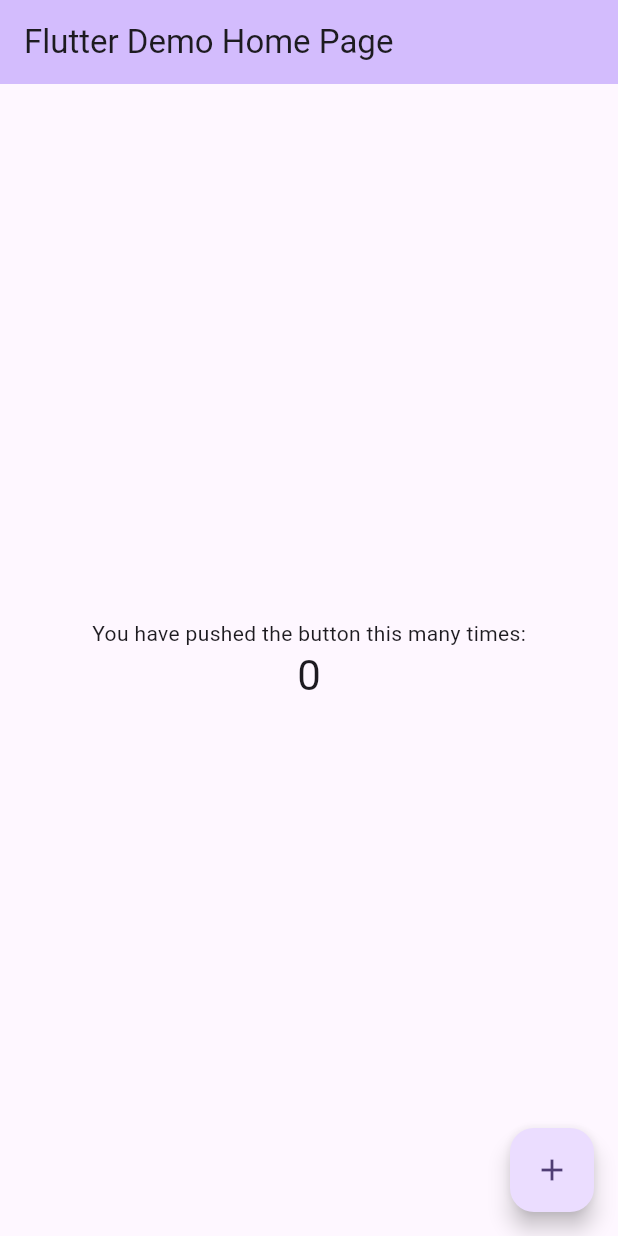
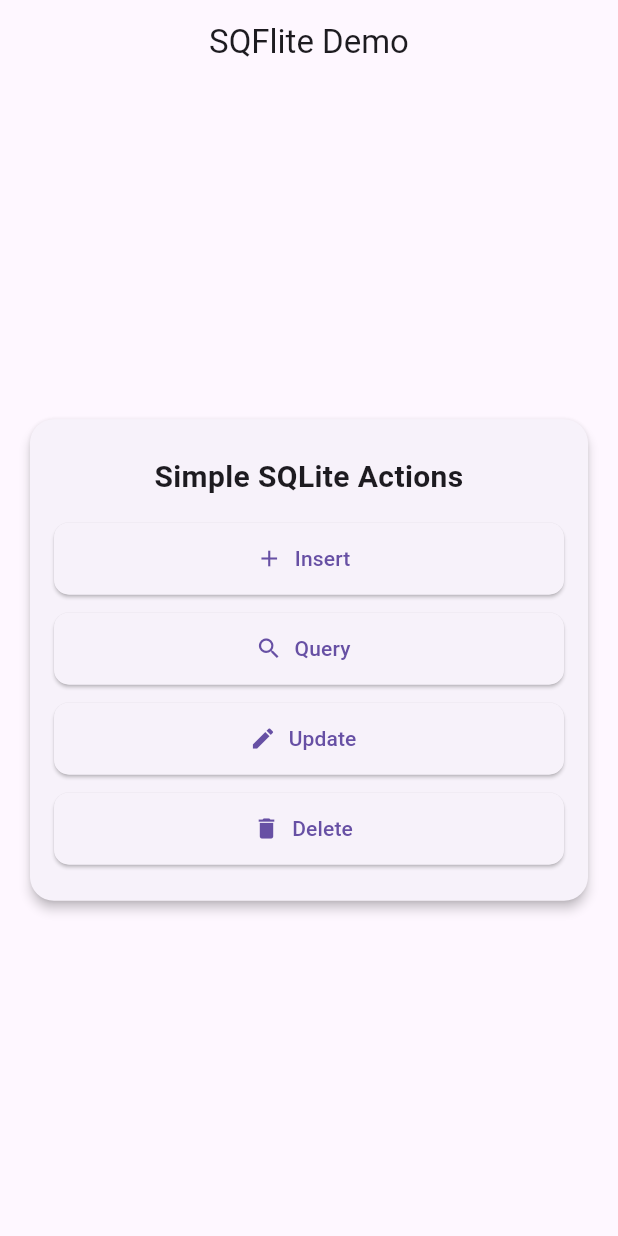
Before and after one commit to Davila-bit/local_storage, a Flutter app: the screen it shows after launch, on a phone screen of 412 x 824 dp. Run offline on Flutter 3.47's test engine with Material 3 defaults, Android fonts, the phone set to English and light mode, and no system bars; our stand-ins replace sqflite; accounts and stored records are empty.

Commit message:
Build simple SQFlite app: add deps, DatabaseHelper with CRUD, hook up insert/query/update/delete buttons, and make a cleaner card-based UI

```diff
--- /dev/null
+++ b/lib/database_helper.dart
@@ -0,0 +1,80 @@
+import 'package:path/path.dart';
+import 'package:sqflite/sqflite.dart';
+import 'package:path_provider/path_provider.dart';
+
+class DatabaseHelper {
+  static const _databaseName = "MyDatabase.db";
+  static const _databaseVersion = 1;
+  static const table = 'my_table';
+  static const columnId = '_id';
+  static const columnName = 'name';
+  static const columnAge = 'age';
+  late Database _db;
+
+  // this opens the database (and creates it if it doesn't exist)
+  Future<void> init() async {
+    final documentsDirectory = await getApplicationDocumentsDirectory();
+    final path = join(documentsDirectory.path, _databaseName);
+    _db = await openDatabase(
+      path,
+      version: _databaseVersion,
+      onCreate: _onCreate,
+    );
+  }
+
+  // SQL code to create the database table
+  Future _onCreate(Database db, int version) async {
+    await db.execute('''
+CREATE TABLE $table (
+$columnId INTEGER PRIMARY KEY,
+$columnName TEXT NOT NULL,
+$columnAge INTEGER NOT NULL
+)
+''');
+  }
+
+  // Helper methods
+  // Inserts a row in the database where each key in the
+  //Map is a column name
+  // and the value is the column value. The return value
+  //is the id of the
+  // inserted row.
+  Future<int> insert(Map<String, dynamic> row) async {
+    return await _db.insert(table, row);
+  }
+
+  // All of the rows are returned as a list of maps, where each map is
+  // a key-value list of columns.
+  Future<List<Map<String, dynamic>>> queryAllRows() async {
+    return await _db.query(table);
+  }
+
+  // All of the methods (insert, query, update, delete) can also be done using
+  // raw SQL commands. This method uses a raw query to give the row count.
+  Future<int> queryRowCount() async {
+    final results = await _db.rawQuery('SELECT COUNT(*) FROM $table');
+    return Sqflite.firstIntValue(results) ?? 0;
+  }
+
+  // We are assuming here that the id column in the map is set. The other
+  // column values will be used to update the row.
+  Future<int> update(Map<String, dynamic> row) async {
+    int id = row[columnId];
+    return await _db.update(
+      table,
+      row,
+      where: '$columnId = ?',
+      whereArgs: [id],
+    );
+  }
+
+  // Deletes the row specified by the id. The number of affected rows is
+  // returned. This should be 1 as long as the row exists.
+  Future<int> delete(int id) async {
+    return await _db.delete(
+      table,
+      where: '$columnId = ?',
+      whereArgs: [id],
+    );
+  }
+}
--- a/lib/main.dart
+++ b/lib/main.dart
@@ -1,122 +1,159 @@
 import 'package:flutter/material.dart';
+import 'database_helper.dart';
 
-void main() {
+// Here we are using a global variable. You can use
+// get_it in a production app.
+final dbHelper = DatabaseHelper();
+
+Future<void> main() async {
+  WidgetsFlutterBinding.ensureInitialized();
+  // initialize the database
+  await dbHelper.init();
   runApp(const MyApp());
 }
 
 class MyApp extends StatelessWidget {
   const MyApp({super.key});
 
-  // This widget is the root of your application.
   @override
   Widget build(BuildContext context) {
     return MaterialApp(
-      title: 'Flutter Demo',
+      title: 'SQFlite Demo',
       theme: ThemeData(
-        // This is the theme of your application.
-        //
-        // TRY THIS: Try running your application with "flutter run". You'll see
-        // the application has a purple toolbar. Then, without quitting the app,
-        // try changing the seedColor in the colorScheme below to Colors.green
-        // and then invoke "hot reload" (save your changes or press the "hot
-        // reload" button in a Flutter-supported IDE, or press "r" if you used
-        // the command line to start the app).
-        //
-        // Notice that the counter didn't reset back to zero; the application
-        // state is not lost during the reload. To reset the state, use hot
-        // restart instead.
-        //
-        // This works for code too, not just values: Most code changes can be
-        // tested with just a hot reload.
-        colorScheme: ColorScheme.fromSeed(seedColor: Colors.deepPurple),
+        primarySwatch: Colors.blue,
       ),
-      home: const MyHomePage(title: 'Flutter Demo Home Page'),
+      home: const MyHomePage(),
     );
   }
 }
 
-class MyHomePage extends StatefulWidget {
-  const MyHomePage({super.key, required this.title});
+class MyHomePage extends StatelessWidget {
+  const MyHomePage({super.key});
 
-  // This widget is the home page of your application. It is stateful, meaning
-  // that it has a State object (defined below) that contains fields that affect
-  // how it looks.
+  // homepage layout
+  @override
+  Widget build(BuildContext context) {
+    return Scaffold(
+      appBar: AppBar(
+        title: const Text('SQFlite Demo'),
+        centerTitle: true,
+      ),
+      body: Center(
+        child: Padding(
+          padding: const EdgeInsets.all(16),
+          child: ConstrainedBox(
+            constraints: const BoxConstraints(maxWidth: 420),
+            child: Card(
+              elevation: 3,
+              shape: RoundedRectangleBorder(
+                borderRadius: BorderRadius.circular(16),
+              ),
+              child: Padding(
+                padding: const EdgeInsets.symmetric(horizontal: 16, vertical: 24),
+                child: Column(
+                  mainAxisSize: MainAxisSize.min,
+                  crossAxisAlignment: CrossAxisAlignment.stretch,
+                  children: <Widget>[
+                    const Text(
+                      'Simple SQLite Actions',
+                      textAlign: TextAlign.center,
+                      style: TextStyle(fontSize: 20, fontWeight: FontWeight.w600),
+                    ),
+                    const SizedBox(height: 16),
+                    _ActionButton(
+                      icon: Icons.add,
+                      label: 'Insert',
+                      onPressed: _insert,
+                    ),
+                    const SizedBox(height: 12),
+                    _ActionButton(
+                      icon: Icons.search,
+                      label: 'Query',
+                      onPressed: _query,
+                    ),
+                    const SizedBox(height: 12),
+                    _ActionButton(
+                      icon: Icons.edit,
+                      label: 'Update',
+                      onPressed: _update,
+                    ),
+                    const SizedBox(height: 12),
+                    _ActionButton(
+                      icon: Icons.delete,
+                      label: 'Delete',
+                      onPressed: _delete,
+                    ),
+                  ],
+                ),
+              ),
+            ),
+          ),
+        ),
+      ),
+    );
+  }
 
-  // This class is the configuration for the state. It holds the values (in this
-  // case the title) provided by the parent (in this case the App widget) and
-  // used by the build method of the State. Fields in a Widget subclass are
-  // always marked "final".
+  // Button onPressed methods
+  void _insert() async {
+    // row to insert
+    Map<String, dynamic> row = {
+      DatabaseHelper.columnName: 'Bob',
+      DatabaseHelper.columnAge: 23
+    };
+    final id = await dbHelper.insert(row);
+    debugPrint('inserted row id: $id');
+  }
 
-  final String title;
+  void _query() async {
+    final allRows = await dbHelper.queryAllRows();
+    debugPrint('query all rows:');
+    for (final row in allRows) {
+      debugPrint(row.toString());
+    }
+  }
 
-  @override
-  State<MyHomePage> createState() => _MyHomePageState();
+  void _update() async {
+    // row to update
+    Map<String, dynamic> row = {
+      DatabaseHelper.columnId: 1,
+      DatabaseHelper.columnName: 'Mary',
+      DatabaseHelper.columnAge: 32
+    };
+    final rowsAffected = await dbHelper.update(row);
+    debugPrint('updated $rowsAffected row(s)');
+  }
+
+  void _delete() async {
+    // Assuming that the number of rows is the id for the last row.
+    final id = await dbHelper.queryRowCount();
+    final rowsDeleted = await dbHelper.delete(id);
+    debugPrint('deleted $rowsDeleted row(s): row $id');
+  }
 }
 
-class _MyHomePageState extends State<MyHomePage> {
-  int _counter = 0;
+class _ActionButton extends StatelessWidget {
+  final IconData icon;
+  final String label;
+  final VoidCallback onPressed;
 
-  void _incrementCounter() {
-    setState(() {
-      // This call to setState tells the Flutter framework that something has
-      // changed in this State, which causes it to rerun the build method below
-      // so that the display can reflect the updated values. If we changed
-      // _counter without calling setState(), then the build method would not be
-      // called again, and so nothing would appear to happen.
-      _counter++;
-    });
-  }
+  const _ActionButton({
+    required this.icon,
+    required this.label,
+    required this.onPressed,
+  });
 
   @override
   Widget build(BuildContext context) {
-    // This method is rerun every time setState is called, for instance as done
-    // by the _incrementCounter method above.
-    //
-    // The Flutter framework has been optimized to make rerunning build methods
-    // fast, so that you can just rebuild anything that needs updating rather
-    // than having to individually change instances of widgets.
-    return Scaffold(
-      appBar: AppBar(
-        // TRY THIS: Try changing the color here to a specific color (to
-        // Colors.amber, perhaps?) and trigger a hot reload to see the AppBar
-        // change color while the other colors stay the same.
-        backgroundColor: Theme.of(context).colorScheme.inversePrimary,
-        // Here we take the value from the MyHomePage object that was created by
-        // the App.build method, and use it to set our appbar title.
-        title: Text(widget.title),
-      ),
-      body: Center(
-        // Center is a layout widget. It takes a single child and positions it
-        // in the middle of the parent.
-        child: Column(
-          // Column is also a layout widget. It takes a list of children and
-          // arranges them vertically. By default, it sizes itself to fit its
-          // children horizontally, and tries to be as tall as its parent.
-          //
-          // Column has various properties to control how it sizes itself and
-          // how it positions its children. Here we use mainAxisAlignment to
-          // center the children vertically; the main axis here is the vertical
-          // axis because Columns are vertical (the cross axis would be
-          // horizontal).
-          //
-          // TRY THIS: Invoke "debug painting" (choose the "Toggle Debug Paint"
-          // action in the IDE, or press "p" in the console), to see the
-          // wireframe for each widget.
-          mainAxisAlignment: MainAxisAlignment.center,
-          children: <Widget>[
-            const Text('You have pushed the button this many times:'),
-            Text(
-              '$_counter',
-              style: Theme.of(context).textTheme.headlineMedium,
-            ),
-          ],
+    return SizedBox(
+      height: 48,
+      child: ElevatedButton.icon(
+        onPressed: onPressed,
+        icon: Icon(icon),
+        label: Text(label),
+        style: ElevatedButton.styleFrom(
+          shape: RoundedRectangleBorder(borderRadius: BorderRadius.circular(10)),
         ),
       ),
-      floatingActionButton: FloatingActionButton(
-        onPressed: _incrementCounter,
-        tooltip: 'Increment',
-        child: const Icon(Icons.add),
-      ), // This trailing comma makes auto-formatting nicer for build methods.
     );
   }
 }
--- a/pubspec.yaml
+++ b/pubspec.yaml
@@ -19,7 +19,7 @@ publish_to: 'none' # Remove this line if you wish to publish to pub.dev
 version: 1.0.0+1
 
 environment:
-  sdk: ^3.9.0
+  sdk: ^3.9.2
 
 # Dependencies specify other packages that your package needs in order to work.
 # To automatically upgrade your package dependencies to the latest versions
@@ -34,6 +34,9 @@ dependencies:
   # The following adds the Cupertino Icons font to your application.
   # Use with the CupertinoIcons class for iOS style icons.
   cupertino_icons: ^1.0.8
+  sqflite: ^2.2.2
+  path_provider: ^2.0.11
+  path: ^1.8.2
 
 dev_dependencies:
   flutter_test:
```
Also changed, not shown: pubspec.lock, 2 other files.
